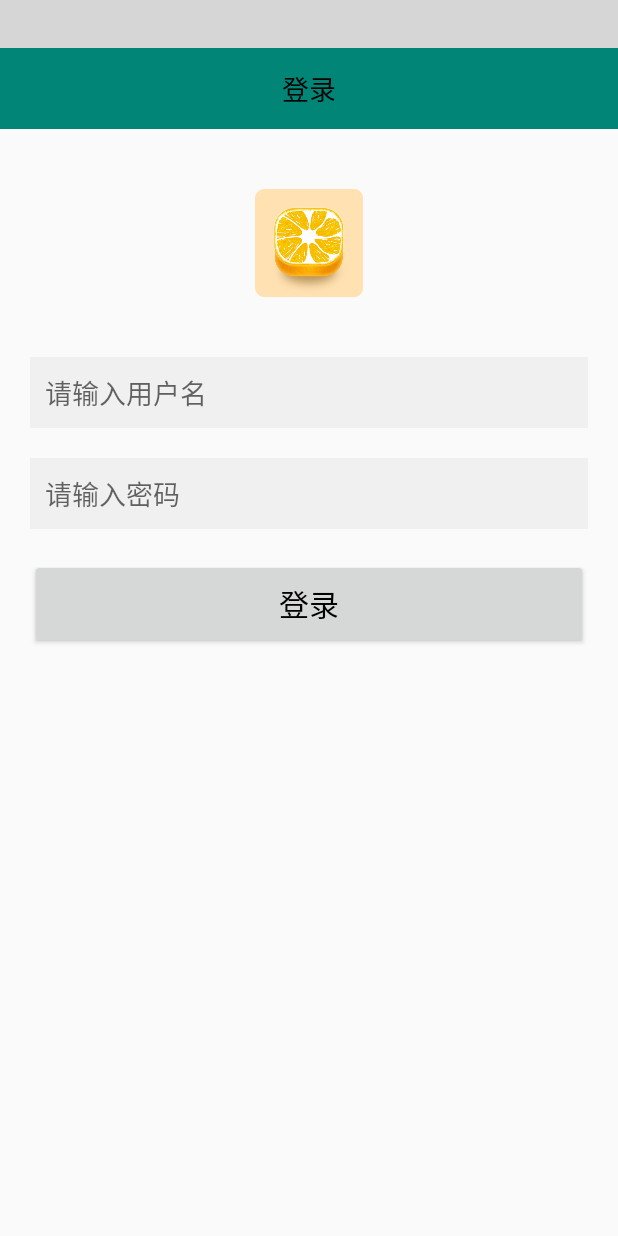
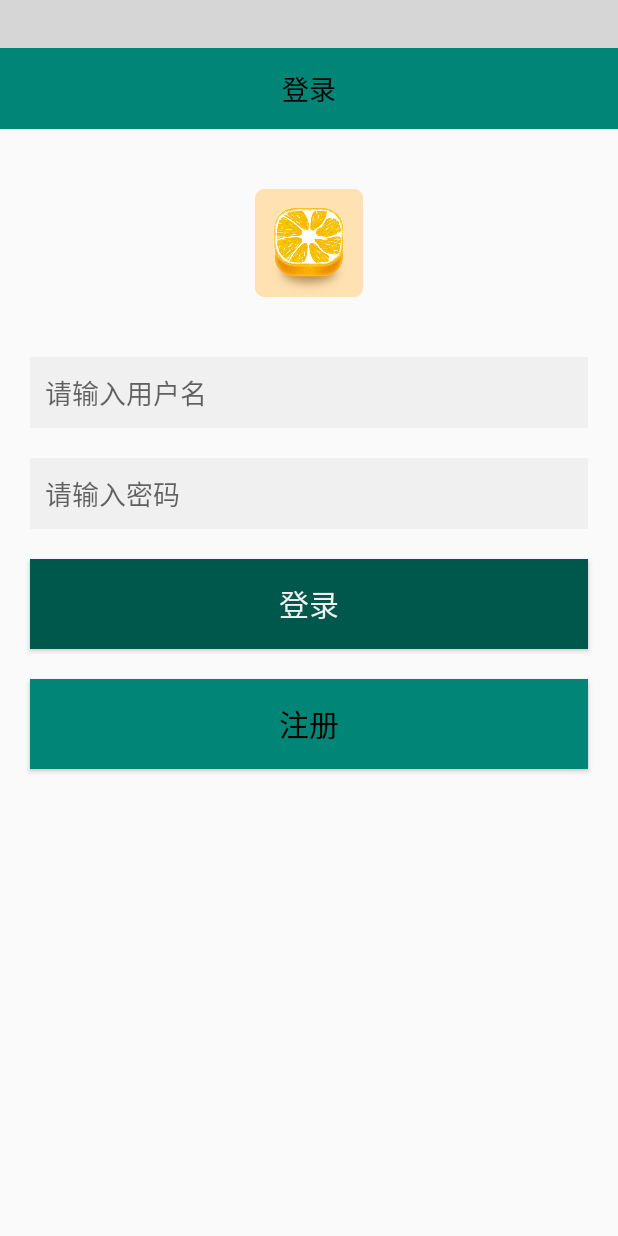
Before and after one commit to hexingbo/HXBReadingRoom, an Android app: the screen it shows after launch (UserLoginActivity), on a phone screen of 412 x 824 dp. Run offline under Robolectric (Android 15) with nearby library versions, the light colour scheme and no system bars; our stand-ins replace ButterKnife, Dagger/Hilt's generated code, RxJava; libraries missing offline, so code that uses them is left out: com.trello.rxlifecycle2, com.yanzhenjie.sofia, jp.wasabeef.glide; plain views replace StatusView; pictures from the network do not load; 4 statements that could not run were skipped; grey boxes are pictures that could not be loaded.

Commit message:
玩Android：用户注册

```diff
--- a/app/src/main/java/com/hxb/wan/android/mvp/model/http/ManHuaSeverci.java
+++ b/app/src/main/java/com/hxb/wan/android/mvp/model/http/ManHuaSeverci.java
@@ -31,4 +31,8 @@ public interface ManHuaSeverci {
     @FormUrlEncoded
     @POST("/user/login")
     Observable<HttpResult<UserBean>> goUserLogin(@Field("username") String username, @Field("password") String password);
+
+    @FormUrlEncoded
+    @POST("/user/register")
+    Observable<HttpResult<UserBean>> goUserRegister(@Field("username")String username,@Field("password") String password,@Field("repassword") String repassword);
 }
--- a/app/src/main/java/com/hxb/wan/android/mvp/model/imodel/IUserLoginModel.java
+++ b/app/src/main/java/com/hxb/wan/android/mvp/model/imodel/IUserLoginModel.java
@@ -1,5 +1,6 @@
 package com.hxb.wan.android.mvp.model.imodel;
 
+import com.hxb.wan.android.mvp.model.entity.res.UserBean;
 import com.hxb.wan.android.mvp.model.imodel.base.IBaseModel;
 
 import io.reactivex.Observable;
@@ -9,4 +10,8 @@ public interface IUserLoginModel extends IBaseModel {
 
     Observable goUserLogin(String username, String password);
 
+    void jumpMainActivity(UserBean userBean);
+
+    void jumpUserRegisterActivity();
+
 }
--- a/app/src/main/java/com/hxb/wan/android/mvp/view/activity/UserLoginActivity.java
+++ b/app/src/main/java/com/hxb/wan/android/mvp/view/activity/UserLoginActivity.java
@@ -16,7 +16,6 @@ import com.hxb.wan.android.mvp.view.weight.MyEditDeleteTextView;
 import com.ljy.devring.util.DataSPUtils;
 
 import butterknife.BindView;
-import butterknife.ButterKnife;
 import butterknife.OnClick;
 
 /**
@@ -30,10 +29,10 @@ public class UserLoginActivity extends BaseActivity<UserLoginPresenter> implemen
 
     @BindView(R.id.public_toolbar_back)
     RelativeLayout publicToolbarBack;
-    @BindView(R.id.et_user)
-    MyEditDeleteTextView etUser;
-    @BindView(R.id.et_pwd)
-    MyEditDeleteTextView etPwd;
+    @BindView(R.id.et_username)
+    MyEditDeleteTextView etUserName;
+    @BindView(R.id.et_password)
+    MyEditDeleteTextView etPassword;
     @BindView(R.id.public_toolbar_title)
     TextView publicToolbarTitle;
 
@@ -51,7 +50,7 @@ public class UserLoginActivity extends BaseActivity<UserLoginPresenter> implemen
 
     @Override
     protected void initData(Bundle bundle) {
-        etUser.setText(DataSPUtils.getString(Constants.SP_LoginUserName, ""));
+        etUserName.setText(DataSPUtils.getString(Constants.SP_LoginUserName, ""));
     }
 
     @Override
@@ -61,8 +60,13 @@ public class UserLoginActivity extends BaseActivity<UserLoginPresenter> implemen
 
 
     @OnClick(R.id.btn_login)
-    public void onViewClicked() {
-        mPresenter.goUserLogin(etUser.getText().toString().trim(), etPwd.getText().toString().trim());
+    public void onViewClicked_Login() {
+        mPresenter.goUserLogin(etUserName.getText().toString().trim(), etPassword.getText().toString().trim());
+    }
+
+    @OnClick(R.id.btn_register)
+    public void onViewClicked_Register() {
+        mPresenter.jumpUserRegisterActivity();
     }
 
 }
--- a/app/src/main/res/layout/activity_user_login.xml
+++ b/app/src/main/res/layout/activity_user_login.xml
@@ -9,7 +9,7 @@
 
     <LinearLayout
         android:layout_width="match_parent"
-        android:layout_height="wrap_content"
+        android:layout_height="match_parent"
         android:orientation="vertical"
         android:padding="@dimen/public_pad_top_10dp">
 
@@ -20,7 +20,7 @@
             android:src="@mipmap/ic_launcher" />
 
         <com.hxb.wan.android.mvp.view.weight.MyEditDeleteTextView
-            android:id="@+id/et_user"
+            android:id="@+id/et_username"
             android:layout_width="match_parent"
             android:layout_height="wrap_content"
             android:layout_margin="@dimen/public_mar_top_10dp"
@@ -31,7 +31,7 @@
             android:textSize="@dimen/public_font_18sp" />
 
         <com.hxb.wan.android.mvp.view.weight.MyEditDeleteTextView
-            android:id="@+id/et_pwd"
+            android:id="@+id/et_password"
             android:layout_width="match_parent"
             android:layout_height="wrap_content"
             android:layout_margin="@dimen/public_mar_top_10dp"
@@ -47,10 +47,23 @@
             android:layout_width="match_parent"
             android:layout_height="@dimen/public_height_60dp"
             android:layout_margin="@dimen/public_mar_top_10dp"
+            android:background="@color/colorPrimaryDark"
             android:padding="@dimen/public_pad_top_10dp"
             android:text="登录"
+            android:textColor="@color/colorWhiteSmoke"
+            android:textSize="@dimen/public_font_20sp" />
+
+        <Button
+            android:id="@+id/btn_register"
+            android:layout_width="match_parent"
+            android:layout_height="@dimen/public_height_60dp"
+            android:layout_margin="@dimen/public_mar_top_10dp"
+            android:background="@color/colorPrimary"
+            android:padding="@dimen/public_pad_top_10dp"
+            android:text="注册"
             android:textColor="@color/colorBlack"
             android:textSize="@dimen/public_font_20sp" />
+
     </LinearLayout>
 
 </LinearLayout>
--- a/devring/src/main/java/com/ljy/devring/DevRing.java
+++ b/devring/src/main/java/com/ljy/devring/DevRing.java
@@ -20,6 +20,7 @@ import com.ljy.devring.other.OtherConfig;
 import com.ljy.devring.other.PermissionManager;
 import com.ljy.devring.other.RingLog;
 import com.ljy.devring.util.AppManagerUtil;
+import com.ljy.devring.util.DataSPUtils;
 import com.ljy.devring.util.Preconditions;
 import com.ljy.devring.util.RingToast;
 
@@ -27,7 +28,7 @@ import com.ljy.devring.util.RingToast;
  * author:  ljy
  * date:    2018/3/10
  * description: DevRing库核心操作类
- *
+ * <p>
  * DevRing详细使用说明：<a>https://www.jianshu.com/p/abede6623c58</a>
  */
 
@@ -74,6 +75,8 @@ public class DevRing {
         RingLog.init(mRingComponent.otherConfig().isShowRingLog());
         //RingToast
         RingToast.init(mRingComponent.application());
+        //DataSPUtils
+        DataSPUtils.init(mRingComponent.application(), mRingComponent.application().getPackageName());
     }
 
     /**
@@ -113,6 +116,7 @@ public class DevRing {
 
     /**
      * 配置事件总线模块，用于替换默认的EventBus
+     *
      * @param busManager 要替换EventBus的事件总线管理者
      */
     public static void configureBus(IBusManager busManager) {
@@ -138,6 +142,7 @@ public class DevRing {
 
     /**
      * 配置图片加载模块，用于替换默认的Glide
+     *
      * @param imageManager 要替换Glide的图片加载管理者
      */
     public static ImageConfig configureImage(IImageManager imageManager) {
```
Also changed, not shown: app/src/main/java/com/hxb/wan/android/mvp/model/UserLoginModel.java (+19 -1 lines), app/src/main/java/com/hxb/wan/android/mvp/model/UserRegisterModel.java (+27 -0 lines), app/src/main/java/com/hxb/wan/android/mvp/model/imodel/IUserRegisterModel.java (+8 -0 lines), app/src/main/java/com/hxb/wan/android/mvp/presenter/UserLoginPresenter.java (+8 -3 lines), app/src/main/java/com/hxb/wan/android/mvp/presenter/UserRegisterPresenter.java (+43 -0 lines), app/src/main/java/com/hxb/wan/android/mvp/view/activity/UserRegisterActivity.java (+40 -6 lines), app/src/main/res/layout/activity_user_register.xml (+73 -0 lines).
